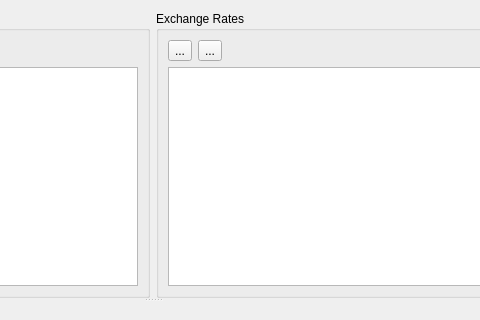
Above: src/views/ui_files/forms/currency_form.ui from JakubFranek/Kapytal before the change; both pictures show x 322 to 802 and y 0 to 320 of the 950 by 600 pixel window. Below: the same form after it.
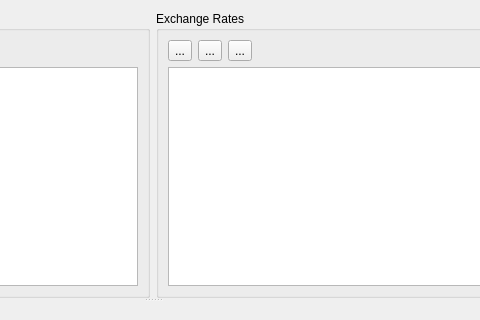
That is the form after the change.

Commit message: Add Update Quotes buttons to relevant forms

What changed in the file:
```diff
--- a/src/views/ui_files/forms/currency_form.ui
+++ b/src/views/ui_files/forms/currency_form.ui
@@ -127,6 +127,13 @@
               </property>
              </widget>
             </item>
+            <item>
+             <widget class="QToolButton" name="updateQuotesToolButton">
+              <property name="text">
+               <string>...</string>
+              </property>
+             </widget>
+            </item>
             <item>
              <spacer name="exchangeRateControlsHorizontalSpacer">
               <property name="orientation">
```
Left out of the diff: 5 changed lines with no effect on the pictures. The commit also changes 9 other files.
